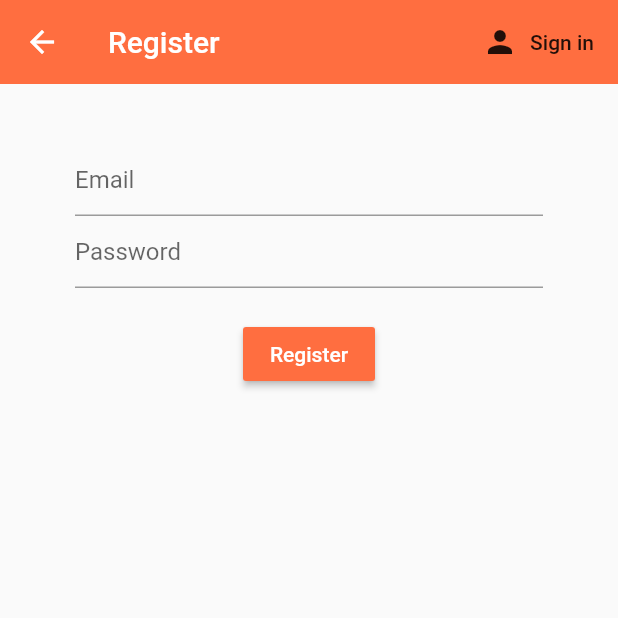
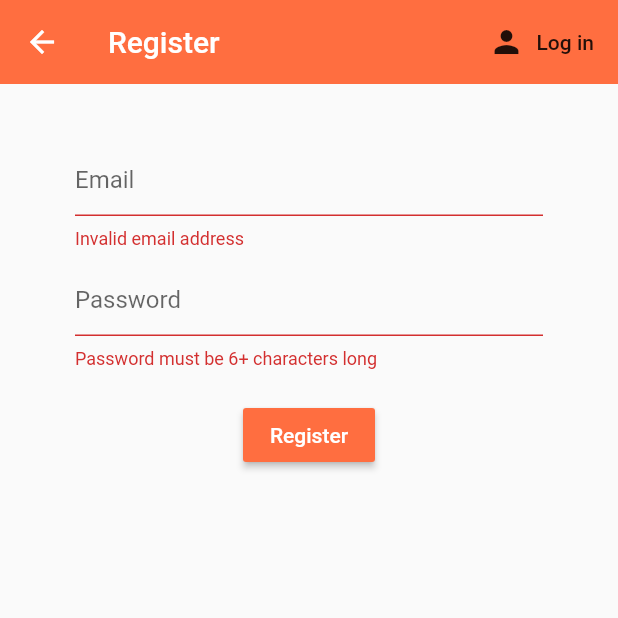
Before and after one commit to kgykn/food_delivery_app, a Flutter app: the Register screen opened directly, after a tap on "Register", on a phone screen of 412 x 824 dp, the top half of it. Run offline on Flutter 3.47's test engine with Material 2 defaults, Android fonts, the phone set to English and light mode, and no system bars; our stand-ins replace cloud_firestore, email_validator, firebase_auth, flutter_spinkit; accounts and stored records are empty.

```diff
--- a/lib/Authenticate/register.dart
+++ b/lib/Authenticate/register.dart
@@ -1,5 +1,7 @@
+import 'package:email_validator/email_validator.dart';
 import 'package:flutter/material.dart';
 import 'package:fooddeliveryapp/Authenticate/auth.dart';
+import 'package:fooddeliveryapp/UI/loading.dart';
 
 class Register extends StatefulWidget {
   final Function toggleView;
@@ -12,13 +14,17 @@ class Register extends StatefulWidget {
 class _RegisterState extends State<Register> {
   @override
   Widget build(BuildContext context) {
-    final emailController = TextEditingController();
-    final passwordController = TextEditingController();
+    TextEditingController emailController = TextEditingController();
+    TextEditingController passwordController = TextEditingController();
 
+    String error = '';
     final AuthService _auth = AuthService();
     final _formKey = GlobalKey<FormState>();
+    bool _isLoading = false;
 
-    return Scaffold(
+    return _isLoading
+        ? Loading()
+        : Scaffold(
             appBar: AppBar(
                 backgroundColor: Colors.deepOrangeAccent,
                 elevation: 0.0,
@@ -26,46 +32,59 @@ class _RegisterState extends State<Register> {
                 actions: <Widget>[
                   FlatButton.icon(
                       icon: Icon(Icons.person),
-              label: Text('Sign in'),
-              onPressed: () => widget.toggleView(),
-            )
-          ],
-        ),
+                      label: Text('Log in'),
+                      onPressed: () => widget.toggleView())
+                ]),
             body: Container(
-            key: _formKey,
                 padding: EdgeInsets.symmetric(vertical: 20.0, horizontal: 50.0),
                 child: Form(
+                    key: _formKey,
                     child: Column(
                       children: <Widget>[
                         SizedBox(height: 20.0),
                         TextFormField(
-                  validator: (val) => val.isEmpty ? 'Enter an email' : null,
                             controller: emailController,
                             decoration: InputDecoration(hintText: "Email"),
-                ),
+                            validator: (value) => EmailValidator.validate(value)
+                                ? null
+                                : "Invalid email address"),
+                        SizedBox(height: 10.0),
                         TextFormField(
-                  validator: (val) => val.length < 6
-                      ? "Enter a password that's 6+ characters"
-                      : null,
                           controller: passwordController,
                           obscureText: true,
                           decoration: InputDecoration(hintText: "Password"),
+                          validator: (value) => value.length < 6
+                              ? 'Password must be 6+ characters long'
+                              : null,
                         ),
                         SizedBox(height: 20.0),
                         RaisedButton(
                           color: Colors.deepOrangeAccent,
-                  child:
-                      Text("Register", style: TextStyle(color: Colors.white)),
+                          child: Text("Register",
+                              style: TextStyle(color: Colors.white)),
                           onPressed: () async {
-                    if (_formKey.currentState.validate()) {
                             String email = emailController.text;
                             String password = passwordController.text;
-
-                      print(email);
-                      print(password);
+                            if (_formKey.currentState.validate()) {
+                              _isLoading = true;
+                              dynamic result =
+                                  await _auth.registerWithEmailAndPassword(
+                                      email, password);
+                              if (result == null) {
+                                setState(() {
+                                  error = 'Please enter a valid email';
+                                  _isLoading = false;
+                                });
+                              }
                             }
                           },
                         ),
+                        SizedBox(height: 15.0),
+                        Text(
+                          error,
+                          style: TextStyle(
+                              color: Colors.red, fontWeight: FontWeight.bold),
+                        )
                       ],
                     ))));
   }
--- /dev/null
+++ b/lib/Database.dart
@@ -0,0 +1,20 @@
+import 'package:cloud_firestore/cloud_firestore.dart';
+
+class DatabaseService {
+  final String uid;
+  DatabaseService({this.uid});
+
+  final CollectionReference userCollection =
+      Firestore.instance.collection('user');
+
+  Future updateUserData(String name, String phone_number) async {
+    return await userCollection.document(uid).setData({
+      'name': name,
+      'phone_number': phone_number,
+    });
+  }
+
+  Stream<QuerySnapshot> get user {
+    return userCollection.snapshots();
+  }
+}
--- a/pubspec.yaml
+++ b/pubspec.yaml
@@ -31,6 +31,8 @@ dependencies:
   firebase_auth: ^0.16.1
   cloud_firestore: ^0.13.7
   provider: ^4.1.3
+  email_validator: ^1.0.4
+  flutter_spinkit: ^4.1.2+1
 
 
 dev_dependencies:
```
Also changed, not shown: lib/Authenticate/auth.dart (+36 -12 lines), lib/Authenticate/sign_in.dart (+38 -10 lines), lib/UI/loading.dart (added, +13 -0 lines), pubspec.lock. Lines whose indentation alone changed are shown as unchanged.
